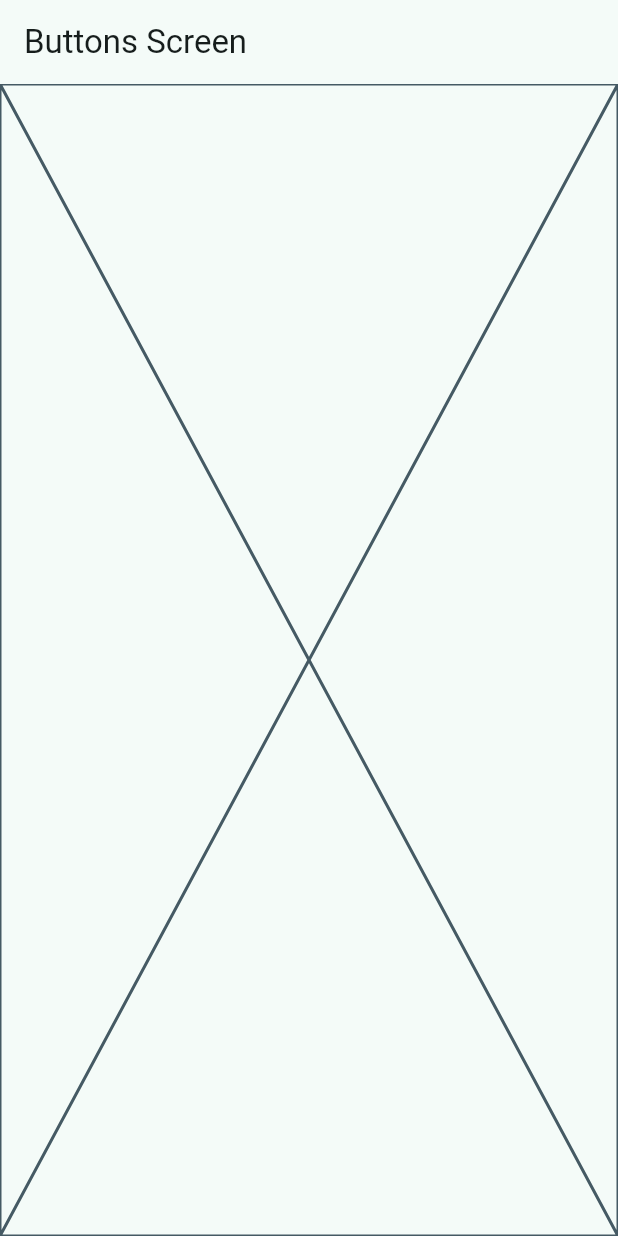
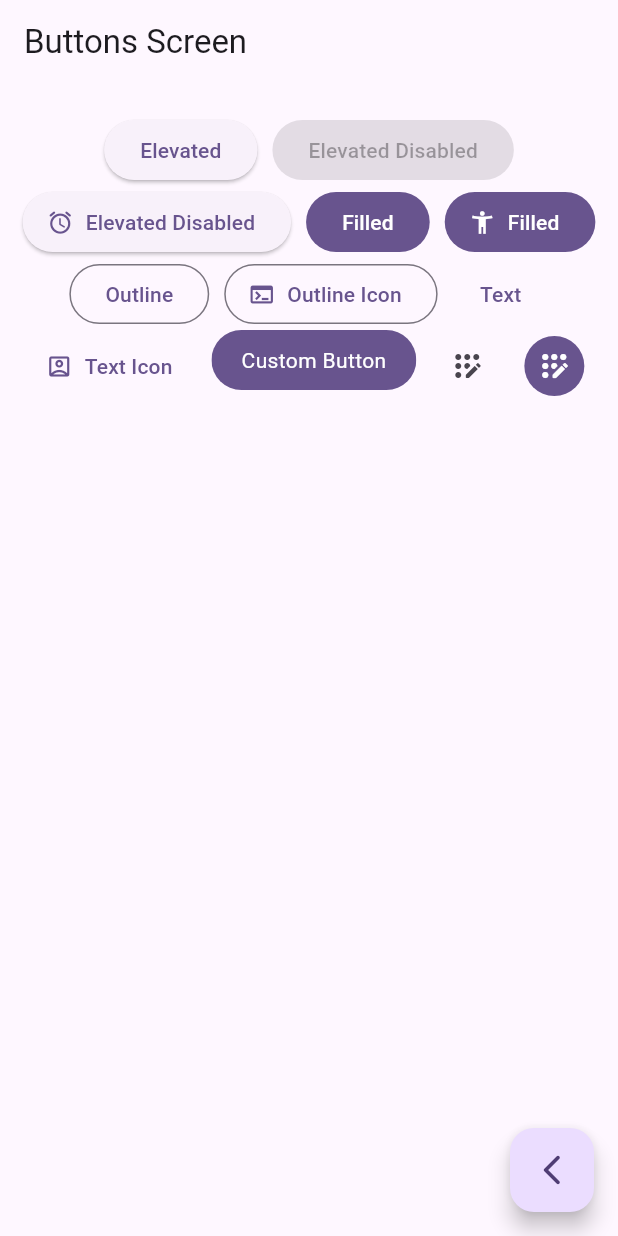
Before and after one commit to Russellnahuidev/widgets-app, a Flutter app: the ButtonsScreen screen opened by its route, on a phone screen of 412 x 824 dp. Run offline on Flutter 3.47's test engine with Material 3 defaults, Android fonts, the phone set to English and light mode, and no system bars; our stand-ins replace go_router.

Commit message:
cracion de los botones y botones personalizados

```diff
--- a/lib/config/theme/app_theme.dart
+++ b/lib/config/theme/app_theme.dart
@@ -17,7 +17,7 @@ class AppTheme {
   final int selectedColor;
 
   AppTheme({this.selectedColor = 0})
-    : assert(selectedColor > 0, 'Selected color must be greater then 0'),
+    : assert(selectedColor >= 0, 'Selected color must be greater then 0'),
       assert(
         selectedColor < colorList.length,
         'Selected color must be less or equal then ${colorList.length - 1}',
--- a/lib/main.dart
+++ b/lib/main.dart
@@ -14,7 +14,7 @@ class MainApp extends StatelessWidget {
     return MaterialApp.router(
       routerConfig: appRouter,
       debugShowCheckedModeBanner: false,
-      theme: AppTheme(selectedColor: 1).getTheme(),
+      theme: AppTheme(selectedColor: 5).getTheme(),
     );
   }
 }
--- a/lib/presentation/screens/buttons/buttons_screen.dart
+++ b/lib/presentation/screens/buttons/buttons_screen.dart
@@ -1,4 +1,5 @@
 import 'package:flutter/material.dart';
+import 'package:go_router/go_router.dart';
 
 class ButtonsScreen extends StatelessWidget {
   static const String name = 'buttons_screen';
@@ -9,7 +10,100 @@ class ButtonsScreen extends StatelessWidget {
   Widget build(BuildContext context) {
     return Scaffold(
       appBar: AppBar(title: Text('Buttons Screen')),
-      body: Placeholder(),
+      body: _ButtonsViews(),
+      floatingActionButton: FloatingActionButton(
+        onPressed: () {
+          // Action for the floating action button
+          context.pop();
+        },
+        child: Icon(Icons.arrow_back_ios_new_rounded),
+      ),
     );
   }
 }
+
+class _ButtonsViews extends StatelessWidget {
+  const _ButtonsViews();
+
+  @override
+  Widget build(BuildContext context) {
+    final colors = Theme.of(context).colorScheme;
+
+    return SizedBox(
+      width: double.infinity,
+      child: Padding(
+        padding: const EdgeInsets.symmetric(horizontal: 10, vertical: 20),
+        child: Wrap(
+          spacing: 10,
+          alignment: WrapAlignment.center,
+          children: [
+            ElevatedButton(onPressed: () {}, child: Text('Elevated')),
+            ElevatedButton(onPressed: null, child: Text('Elevated Disabled')),
+            ElevatedButton.icon(
+              onPressed: () {},
+              icon: Icon(Icons.access_alarm_rounded),
+              label: Text('Elevated Disabled'),
+            ),
+            FilledButton(onPressed: () {}, child: Text('Filled')),
+            FilledButton.icon(
+              onPressed: () {},
+              icon: Icon(Icons.accessibility_new),
+              label: Text('Filled'),
+            ),
+            OutlinedButton(onPressed: () {}, child: Text('Outline')),
+            OutlinedButton.icon(
+              onPressed: () {},
+              icon: Icon(Icons.terminal),
+              label: Text('Outline Icon'),
+            ),
+            TextButton(onPressed: () {}, child: Text('Text')),
+            TextButton.icon(
+              onPressed: () {},
+              icon: Icon(Icons.account_box_outlined),
+              label: Text('Text Icon'),
+            ),
+
+            CustomButton(),
+            IconButton(
+              onPressed: () {},
+              icon: Icon(Icons.app_registration_rounded),
+            ),
+            IconButton(
+              onPressed: () {},
+              icon: Icon(Icons.app_registration_rounded),
+              style: ButtonStyle(
+                backgroundColor: WidgetStatePropertyAll(colors.primary),
+                iconColor: WidgetStatePropertyAll(Colors.white),
+              ),
+            ),
+          ],
+        ),
+      ),
+    );
+  }
+}
+
+class CustomButton extends StatelessWidget {
+  const CustomButton({super.key});
+
+  @override
+  Widget build(BuildContext context) {
+    final colors = Theme.of(context).colorScheme;
+
+    return ClipRRect(
+      borderRadius: BorderRadius.circular(20),
+      child: Material(
+        color: colors.primary,
+        child: InkWell(
+          onTap: () {
+            // Action for the custom button
+          },
+          child: Padding(
+            padding: const EdgeInsets.symmetric(horizontal: 20, vertical: 10),
+            child: Text('Custom Button', style: TextStyle(color: Colors.white)),
+          ),
+        ),
+      ),
+    );
+  }
+}
```
